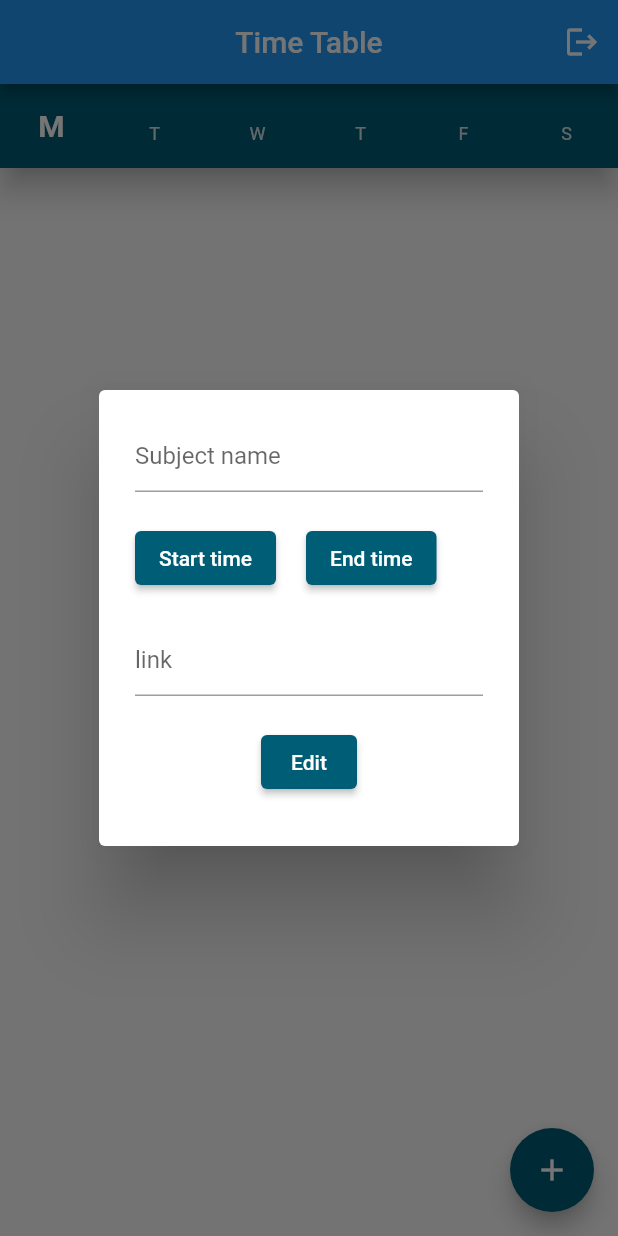
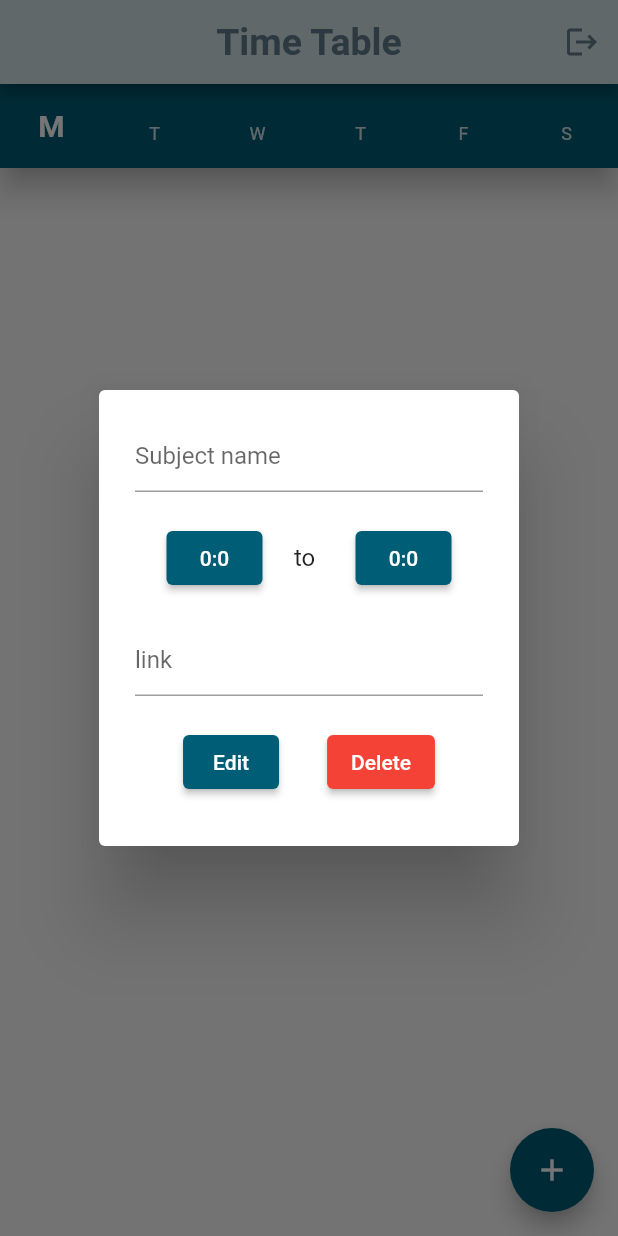
Before and after one commit to DhrupamP/JoinClass, a Flutter app: the DaysBar screen opened directly, after a tap on the "add" icon, on a phone screen of 412 x 824 dp. Run offline on Flutter 3.47's test engine with Material 2 defaults, Android fonts, the phone set to English and light mode, and no system bars; our stand-ins replace firebase_auth, firebase_core, firebase_database; accounts and stored records are empty.

Commit message:
delete functionality

```diff
--- a/lib/Components/edit_alert.dart
+++ b/lib/Components/edit_alert.dart
@@ -1,14 +1,12 @@
 import 'package:flutter/material.dart';
-import 'package:joinclass/timetable.dart';
-
 import '../auth/register.dart';
 import 'package:joinclass/constants.dart' as constants;
 
-int? shr;
-int? smin;
+int? shr = 0;
+int? smin = 0;
 
-int? ehr;
-int? emin;
+int? ehr = 0;
+int? emin = 0;
 
 class EditAlert extends StatefulWidget {
   const EditAlert({Key? key, required this.day, required this.period})
@@ -35,6 +33,12 @@ class _EditAlertState extends State<EditAlert> {
   }
 
   @override
+  void dispose() {
+    smin = shr = emin = ehr = 0;
+    super.dispose();
+  }
+
+  @override
   Widget build(BuildContext context) {
     TextEditingController _subcontroller = TextEditingController();
 
@@ -57,9 +61,10 @@ class _EditAlertState extends State<EditAlert> {
             height: 20,
           ),
           Row(
+            mainAxisAlignment: MainAxisAlignment.spaceEvenly,
             children: [
               ElevatedButton(
-                child: Text("Start time"),
+                child: Text(shr.toString() + ":" + smin.toString()),
                 onPressed: () async {
                   final TimeOfDay? result = await showTimePicker(
                       context: context,
@@ -70,8 +75,10 @@ class _EditAlertState extends State<EditAlert> {
                                 .copyWith(alwaysUse24HourFormat: false),
                             child: child!);
                       });
+                  setState(() {
                     shr = result?.hour;
                     smin = result?.minute;
+                  });
                 },
                 style: ButtonStyle(
                   backgroundColor: MaterialStateProperty.all(
@@ -81,9 +88,10 @@ class _EditAlertState extends State<EditAlert> {
               ),
               SizedBox(
                 width: 20,
+                child: Text("to"),
               ),
               ElevatedButton(
-                child: Text("End time"),
+                child: Text(ehr.toString() + ":" + emin.toString()),
                 onPressed: () async {
                   final TimeOfDay? result = await showTimePicker(
                       context: context,
@@ -94,8 +102,10 @@ class _EditAlertState extends State<EditAlert> {
                                 .copyWith(alwaysUse24HourFormat: false),
                             child: child!);
                       });
+                  setState(() {
                     ehr = result?.hour;
                     emin = result?.minute;
+                  });
                 },
                 style: ButtonStyle(
                   backgroundColor: MaterialStateProperty.all(
@@ -115,6 +125,9 @@ class _EditAlertState extends State<EditAlert> {
           SizedBox(
             height: 20,
           ),
+          Row(
+            mainAxisAlignment: MainAxisAlignment.spaceEvenly,
+            children: [
               ElevatedButton(
                 onPressed: () {
                   ref.child("/" + widget.period.toString()).set({
@@ -124,6 +137,9 @@ class _EditAlertState extends State<EditAlert> {
                   }).then((value) {
                     Navigator.pop(context);
                   });
+                  setState(() {
+                    shr = smin = ehr = emin = 0;
+                  });
                 },
                 child: Text("Edit"),
                 style: ButtonStyle(
@@ -131,6 +147,19 @@ class _EditAlertState extends State<EditAlert> {
                     Color(0xff005D76),
                   ),
                 ),
+              ),
+              ElevatedButton(
+                onPressed: () {
+                  setState(() {
+                    ref.child(widget.period.toString()).remove();
+                  });
+                  Navigator.pop(context);
+                },
+                child: Text("Delete"),
+                style: ButtonStyle(
+                    backgroundColor: MaterialStateProperty.all(Colors.red)),
+              )
+            ],
           )
         ],
       ),
--- a/lib/constants.dart
+++ b/lib/constants.dart
@@ -14,6 +14,8 @@ const List<String> weekDays = [
 Future getData(String da) async {
   DatabaseReference dayref = database.child("/" + uid + "/" + da);
   DatabaseEvent event = await dayref.once();
+  print("lkdlnd------------------------");
+  print(event.snapshot.value);
   return event.snapshot.value;
 }
 
--- a/lib/daypage.dart
+++ b/lib/daypage.dart
@@ -20,12 +20,13 @@ class _DayPageState extends State<DayPage> {
   @override
   Widget build(BuildContext context) {
     res = widget.ans;
-
+    DatabaseReference refer = database.child(uid + "/" + widget.day);
     return Scaffold(
       floatingActionButton: FloatingActionButton(
         backgroundColor: Color(0xff005D76),
         child: Icon(Icons.add),
         onPressed: () {
+          print(res);
           showDialog(
               context: context,
               builder: (_) {
@@ -36,17 +37,24 @@ class _DayPageState extends State<DayPage> {
               });
         },
       ),
-      body: res.length == 0
+      body: res.length == 1
           ? Container(
               child: Center(
-              child: Text("Press + to add period"),
-            ))
+                child: Text("Press + to add period"),
+              ),
+            )
           : Padding(
               padding: EdgeInsets.only(top: 60),
               child: FutureBuilder(builder: (context, snapshot) {
                 return ListView.builder(
                     itemCount: res.length - 1,
                     itemBuilder: (_, int idx) {
+                      if (res[idx + 1] == null) {
+                        return Container();
+                      }
+                      if (idx + 1 == 1) {
+                        return Container();
+                      }
                       return Cell(
                         sub: res[idx + 1][0].toString(),
                         per: idx + 1,
--- a/lib/main.dart
+++ b/lib/main.dart
@@ -9,6 +9,7 @@ void main() async {
   await Firebase.initializeApp();
 
   runApp(MaterialApp(
+    debugShowCheckedModeBanner: false,
     home: Register(),
   ));
 }
--- a/lib/timetable.dart
+++ b/lib/timetable.dart
@@ -34,10 +34,16 @@ class _DaysBarState extends State<DaysBar> {
   @override
   Widget build(BuildContext context) {
     void logOut() {
-      auth.signOut().then((value) => Navigator.pushReplacement(context,
-              MaterialPageRoute(builder: (context) {
-            return Login();
-          })));
+      auth.signOut().then(
+            (value) => Navigator.pushReplacement(
+              context,
+              MaterialPageRoute(
+                builder: (context) {
+                  return Login();
+                },
+              ),
+            ),
+          );
     }
 
     changeData() async {
@@ -63,14 +69,28 @@ class _DaysBarState extends State<DaysBar> {
     changeData();
     return SafeArea(
       child: Scaffold(
-        appBar: AppBar(title: Text('Time Table'), centerTitle: true, actions: [
-          IconButton(
-            icon: Icon(Icons.logout),
-            onPressed: () {
-              logOut();
-            },
+        appBar: AppBar(
+          title: Text(
+            'Time Table',
+            style: TextStyle(
+                color: Colors.blueGrey,
+                fontWeight: FontWeight.bold,
+                fontSize: 25),
           ),
-        ]),
+          centerTitle: true,
+          actions: [
+            IconButton(
+              icon: Icon(
+                Icons.logout,
+                color: Colors.blueGrey,
+              ),
+              onPressed: () {
+                logOut();
+              },
+            ),
+          ],
+          backgroundColor: Color(0xffD3E2E7),
+        ),
         body: Stack(children: [
           Align(
               alignment: Alignment(0, -0.5),
@@ -119,6 +139,43 @@ class _DaysBarState extends State<DaysBar> {
             ),
           ),
         ]),
+        //row method
+        // body: Stack(
+        //   children: [
+        //     Align(
+        //       alignment: Alignment(0, -1),
+        //       child: Row(
+        //         mainAxisAlignment: MainAxisAlignment.spaceEvenly,
+        //         children: [
+        //           TextButton(
+        //             onPressed: () {},
+        //             child: Text("M"),
+        //           ),
+        //           TextButton(
+        //             onPressed: () {},
+        //             child: Text("T"),
+        //           ),
+        //           TextButton(
+        //             onPressed: () {},
+        //             child: Text("W"),
+        //           ),
+        //           TextButton(
+        //             onPressed: () {},
+        //             child: Text("T"),
+        //           ),
+        //           TextButton(
+        //             onPressed: () {},
+        //             child: Text("F"),
+        //           ),
+        //           TextButton(
+        //             onPressed: () {},
+        //             child: Text("S"),
+        //           ),
+        //         ],
+        //       ),
+        //     )
+        //   ],
+        // ),
       ),
     );
   }
```
Also changed, not shown: lib/Components/cell.dart (+7 -7 lines), lib/auth/login.dart (+59 -37 lines), lib/auth/register.dart (+67 -43 lines). Lines whose indentation alone changed are shown as unchanged.
